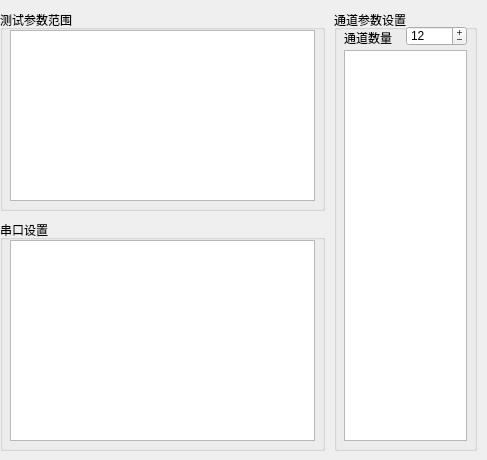
Before: the Qt Designer form DialogConfig.ui in wlffeng2008/PX-ZBV100, drawn with Qt 5.
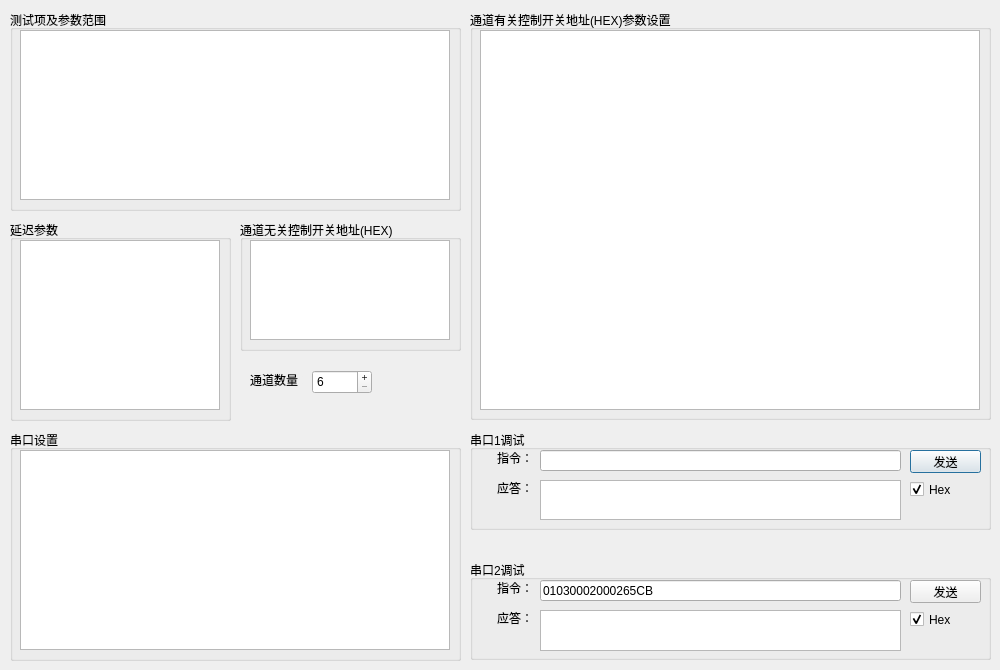
After: the same form once the commit is applied.

Diff of the .ui file:
```diff
--- a/DialogConfig.ui
+++ b/DialogConfig.ui
@@ -6,8 +6,8 @@
    <rect>
     <x>0</x>
     <y>0</y>
-    <width>487</width>
-    <height>460</height>
+    <width>1000</width>
+    <height>670</height>
    </rect>
   </property>
   <property name="windowTitle">
@@ -16,22 +16,22 @@
   <widget class="QGroupBox" name="groupBox1">
    <property name="geometry">
     <rect>
-     <x>0</x>
+     <x>10</x>
      <y>10</y>
-     <width>325</width>
+     <width>451</width>
      <height>201</height>
     </rect>
    </property>
    <property name="title">
-    <string>测试参数范围</string>
+    <string>测试项及参数范围</string>
    </property>
    <widget class="QTableView" name="tableView1">
     <property name="geometry">
      <rect>
       <x>10</x>
       <y>20</y>
-      <width>305</width>
-      <height>171</height>
+      <width>430</width>
+      <height>170</height>
      </rect>
     </property>
     <property name="focusPolicy">
@@ -57,9 +57,9 @@
   <widget class="QGroupBox" name="groupBox2">
    <property name="geometry">
     <rect>
-     <x>0</x>
-     <y>220</y>
-     <width>325</width>
+     <x>10</x>
+     <y>430</y>
+     <width>451</width>
      <height>231</height>
     </rect>
    </property>
@@ -71,8 +71,8 @@
      <rect>
       <x>10</x>
       <y>20</y>
-      <width>305</width>
-      <height>201</height>
+      <width>430</width>
+      <height>200</height>
      </rect>
     </property>
     <property name="focusPolicy">
@@ -98,22 +98,22 @@
   <widget class="QGroupBox" name="groupBox3">
    <property name="geometry">
     <rect>
-     <x>334</x>
+     <x>470</x>
      <y>10</y>
-     <width>143</width>
-     <height>441</height>
+     <width>521</width>
+     <height>410</height>
     </rect>
    </property>
    <property name="title">
-    <string>通道参数设置</string>
+    <string>通道有关控制开关地址(HEX)参数设置</string>
    </property>
    <widget class="QTableView" name="tableView3">
     <property name="geometry">
      <rect>
       <x>10</x>
-      <y>40</y>
-      <width>123</width>
-      <height>391</height>
+      <y>20</y>
+      <width>500</width>
+      <height>380</height>
      </rect>
     </property>
     <property name="focusPolicy">
@@ -135,9 +135,32 @@
      <bool>false</bool>
     </attribute>
    </widget>
-   <widget class="QLabel" name="label">
+  </widget>
+  <widget class="QGroupBox" name="groupBox">
+   <property name="geometry">
+    <rect>
+     <x>470</x>
+     <y>430</y>
+     <width>521</width>
+     <height>100</height>
+    </rect>
+   </property>
+   <property name="title">
+    <string>串口1调试</string>
+   </property>
+   <widget class="QLineEdit" name="lineEdit1">
     <property name="geometry">
      <rect>
+      <x>70</x>
+      <y>20</y>
+      <width>361</width>
+      <height>21</height>
+     </rect>
+    </property>
+   </widget>
+   <widget class="QLabel" name="label_2">
+    <property name="geometry">
+     <rect>
       <x>10</x>
       <y>20</y>
       <width>53</width>
@@ -145,31 +168,281 @@
      </rect>
     </property>
     <property name="text">
-     <string>通道数量：</string>
+     <string>指令：</string>
     </property>
+    <property name="alignment">
+     <set>Qt::AlignmentFlag::AlignRight|Qt::AlignmentFlag::AlignTrailing|Qt::AlignmentFlag::AlignVCenter</set>
+    </property>
    </widget>
-   <widget class="QSpinBox" name="spinBox">
+   <widget class="QCheckBox" name="checkBoxHex1">
     <property name="geometry">
      <rect>
-      <x>72</x>
-      <y>16</y>
+      <x>440</x>
+      <y>50</y>
       <width>61</width>
-      <height>20</height>
+      <height>19</height>
      </rect>
     </property>
-    <property name="buttonSymbols">
-     <enum>QAbstractSpinBox::ButtonSymbols::PlusMinus</enum>
+    <property name="text">
+     <string>Hex</string>
     </property>
-    <property name="minimum">
-     <number>1</number>
+    <property name="checked">
+     <bool>true</bool>
     </property>
-    <property name="maximum">
-     <number>36</number>
+   </widget>
+   <widget class="QTextEdit" name="textEdit1">
+    <property name="geometry">
+     <rect>
+      <x>70</x>
+      <y>50</y>
+      <width>361</width>
+      <height>40</height>
+     </rect>
     </property>
-    <property name="value">
-     <number>12</number>
+   </widget>
+   <widget class="QLabel" name="label_3">
+    <property name="geometry">
+     <rect>
+      <x>10</x>
+      <y>50</y>
+      <width>53</width>
+      <height>15</height>
+     </rect>
     </property>
+    <property name="text">
+     <string>应答：</string>
+    </property>
+    <property name="alignment">
+     <set>Qt::AlignmentFlag::AlignRight|Qt::AlignmentFlag::AlignTrailing|Qt::AlignmentFlag::AlignVCenter</set>
+    </property>
    </widget>
+   <widget class="QPushButton" name="pushButton1">
+    <property name="geometry">
+     <rect>
+      <x>440</x>
+      <y>20</y>
+      <width>71</width>
+      <height>23</height>
+     </rect>
+    </property>
+    <property name="text">
+     <string>发送</string>
+    </property>
+   </widget>
+  </widget>
+  <widget class="QGroupBox" name="groupBox_2">
+   <property name="geometry">
+    <rect>
+     <x>470</x>
+     <y>560</y>
+     <width>521</width>
+     <height>100</height>
+    </rect>
+   </property>
+   <property name="title">
+    <string>串口2调试</string>
+   </property>
+   <widget class="QLineEdit" name="lineEdit2">
+    <property name="geometry">
+     <rect>
+      <x>70</x>
+      <y>20</y>
+      <width>361</width>
+      <height>21</height>
+     </rect>
+    </property>
+    <property name="text">
+     <string>01030002000265CB</string>
+    </property>
+   </widget>
+   <widget class="QLabel" name="label_4">
+    <property name="geometry">
+     <rect>
+      <x>10</x>
+      <y>20</y>
+      <width>53</width>
+      <height>15</height>
+     </rect>
+    </property>
+    <property name="text">
+     <string>指令：</string>
+    </property>
+    <property name="alignment">
+     <set>Qt::AlignmentFlag::AlignRight|Qt::AlignmentFlag::AlignTrailing|Qt::AlignmentFlag::AlignVCenter</set>
+    </property>
+   </widget>
+   <widget class="QCheckBox" name="checkBoxHex2">
+    <property name="geometry">
+     <rect>
+      <x>440</x>
+      <y>50</y>
+      <width>61</width>
+      <height>19</height>
+     </rect>
+    </property>
+    <property name="text">
+     <string>Hex</string>
+    </property>
+    <property name="checked">
+     <bool>true</bool>
+    </property>
+   </widget>
+   <widget class="QTextEdit" name="textEdit2">
+    <property name="geometry">
+     <rect>
+      <x>70</x>
+      <y>50</y>
+      <width>361</width>
+      <height>41</height>
+     </rect>
+    </property>
+   </widget>
+   <widget class="QLabel" name="label_5">
+    <property name="geometry">
+     <rect>
+      <x>10</x>
+      <y>50</y>
+      <width>53</width>
+      <height>15</height>
+     </rect>
+    </property>
+    <property name="text">
+     <string>应答：</string>
+    </property>
+    <property name="alignment">
+     <set>Qt::AlignmentFlag::AlignRight|Qt::AlignmentFlag::AlignTrailing|Qt::AlignmentFlag::AlignVCenter</set>
+    </property>
+   </widget>
+   <widget class="QPushButton" name="pushButton2">
+    <property name="geometry">
+     <rect>
+      <x>440</x>
+      <y>20</y>
+      <width>71</width>
+      <height>23</height>
+     </rect>
+    </property>
+    <property name="text">
+     <string>发送</string>
+    </property>
+   </widget>
+  </widget>
+  <widget class="QGroupBox" name="groupBoxDelay">
+   <property name="geometry">
+    <rect>
+     <x>10</x>
+     <y>220</y>
+     <width>221</width>
+     <height>201</height>
+    </rect>
+   </property>
+   <property name="title">
+    <string>延迟参数</string>
+   </property>
+   <widget class="QTableView" name="tableViewDelay">
+    <property name="geometry">
+     <rect>
+      <x>10</x>
+      <y>20</y>
+      <width>200</width>
+      <height>170</height>
+     </rect>
+    </property>
+    <property name="focusPolicy">
+     <enum>Qt::FocusPolicy::NoFocus</enum>
+    </property>
+    <property name="selectionMode">
+     <enum>QAbstractItemView::SelectionMode::SingleSelection</enum>
+    </property>
+    <property name="selectionBehavior">
+     <enum>QAbstractItemView::SelectionBehavior::SelectRows</enum>
+    </property>
+    <attribute name="horizontalHeaderHighlightSections">
+     <bool>false</bool>
+    </attribute>
+    <attribute name="verticalHeaderVisible">
+     <bool>false</bool>
+    </attribute>
+    <attribute name="verticalHeaderHighlightSections">
+     <bool>false</bool>
+    </attribute>
+   </widget>
+  </widget>
+  <widget class="QGroupBox" name="groupBoxGSwitch">
+   <property name="geometry">
+    <rect>
+     <x>240</x>
+     <y>220</y>
+     <width>221</width>
+     <height>131</height>
+    </rect>
+   </property>
+   <property name="title">
+    <string>通道无关控制开关地址(HEX)</string>
+   </property>
+   <widget class="QTableView" name="tableViewGSwitch">
+    <property name="geometry">
+     <rect>
+      <x>10</x>
+      <y>20</y>
+      <width>200</width>
+      <height>100</height>
+     </rect>
+    </property>
+    <property name="focusPolicy">
+     <enum>Qt::FocusPolicy::NoFocus</enum>
+    </property>
+    <property name="selectionMode">
+     <enum>QAbstractItemView::SelectionMode::SingleSelection</enum>
+    </property>
+    <property name="selectionBehavior">
+     <enum>QAbstractItemView::SelectionBehavior::SelectRows</enum>
+    </property>
+    <attribute name="horizontalHeaderHighlightSections">
+     <bool>false</bool>
+    </attribute>
+    <attribute name="verticalHeaderVisible">
+     <bool>false</bool>
+    </attribute>
+    <attribute name="verticalHeaderHighlightSections">
+     <bool>false</bool>
+    </attribute>
+   </widget>
+  </widget>
+  <widget class="QSpinBox" name="spinBox">
+   <property name="geometry">
+    <rect>
+     <x>312</x>
+     <y>370</y>
+     <width>60</width>
+     <height>24</height>
+    </rect>
+   </property>
+   <property name="buttonSymbols">
+    <enum>QAbstractSpinBox::ButtonSymbols::PlusMinus</enum>
+   </property>
+   <property name="minimum">
+    <number>6</number>
+   </property>
+   <property name="maximum">
+    <number>36</number>
+   </property>
+   <property name="value">
+    <number>6</number>
+   </property>
+  </widget>
+  <widget class="QLabel" name="label">
+   <property name="geometry">
+    <rect>
+     <x>250</x>
+     <y>370</y>
+     <width>53</width>
+     <height>20</height>
+    </rect>
+   </property>
+   <property name="text">
+    <string>通道数量：</string>
+   </property>
   </widget>
  </widget>
  <resources/>
```
Left out of the diff: 16 changed lines with no effect on the pictures.
